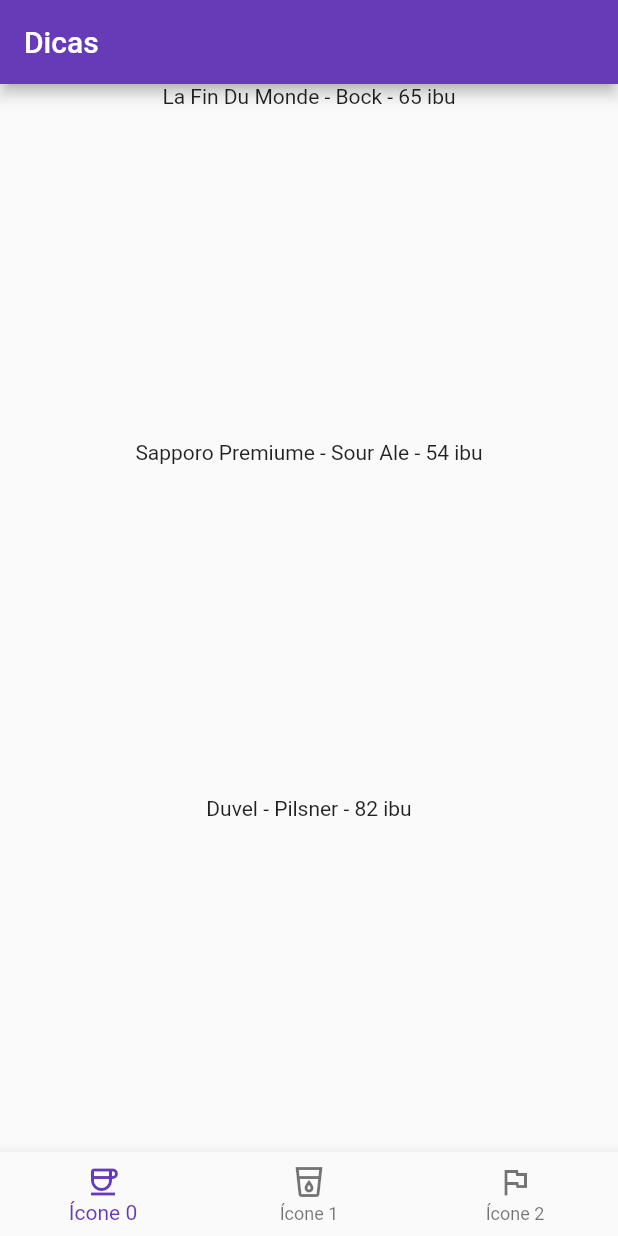
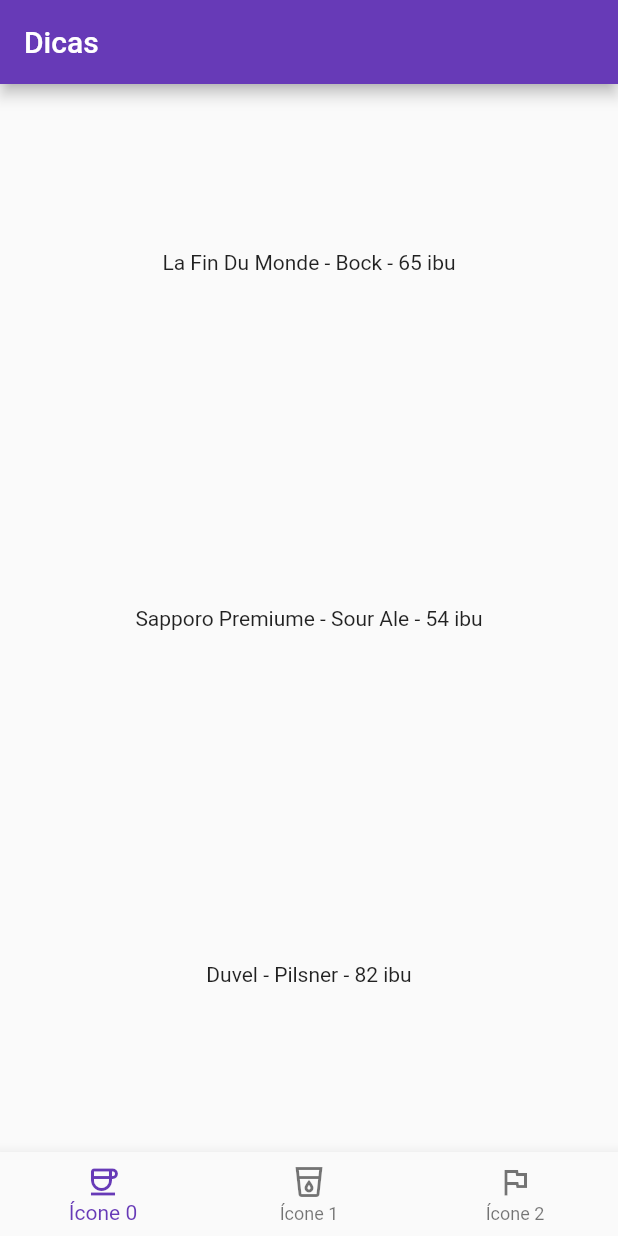
Before and after one commit to GomesLuan/receita2, a Flutter app: the screen it shows after launch, on a phone screen of 412 x 824 dp. Run offline on Flutter 3.47's test engine with Material 2 defaults, Android fonts, the phone set to English and light mode, and no system bars.

Commit message:
Alterações menores

```diff
--- a/lib/main.dart
+++ b/lib/main.dart
@@ -46,16 +46,15 @@ class NewBody extends StatelessWidget {
   Widget build(BuildContext context) {
     return Center(
       child: Column(
-        mainAxisAlignment: MainAxisAlignment.center,
         children: [
           Expanded(
-            child: Text("La Fin Du Monde - Bock - 65 ibu"),
+            child: Center(child: Text("La Fin Du Monde - Bock - 65 ibu")),
           ),
           Expanded(
-            child: Text("Sapporo Premiume - Sour Ale - 54 ibu"),
+            child: Center(child: Text("Sapporo Premiume - Sour Ale - 54 ibu")),
           ),
           Expanded(
-            child: Text("Duvel - Pilsner - 82 ibu"),
+            child: Center(child: Text("Duvel - Pilsner - 82 ibu")),
           )
         ]
       )
@@ -64,7 +63,7 @@ class NewBody extends StatelessWidget {
 }
 
 class NewNavBar extends StatelessWidget {
-  List<Icon> icons;
+  final List<Icon> icons;
 
   NewNavBar({this.icons = const [] });
 
```
